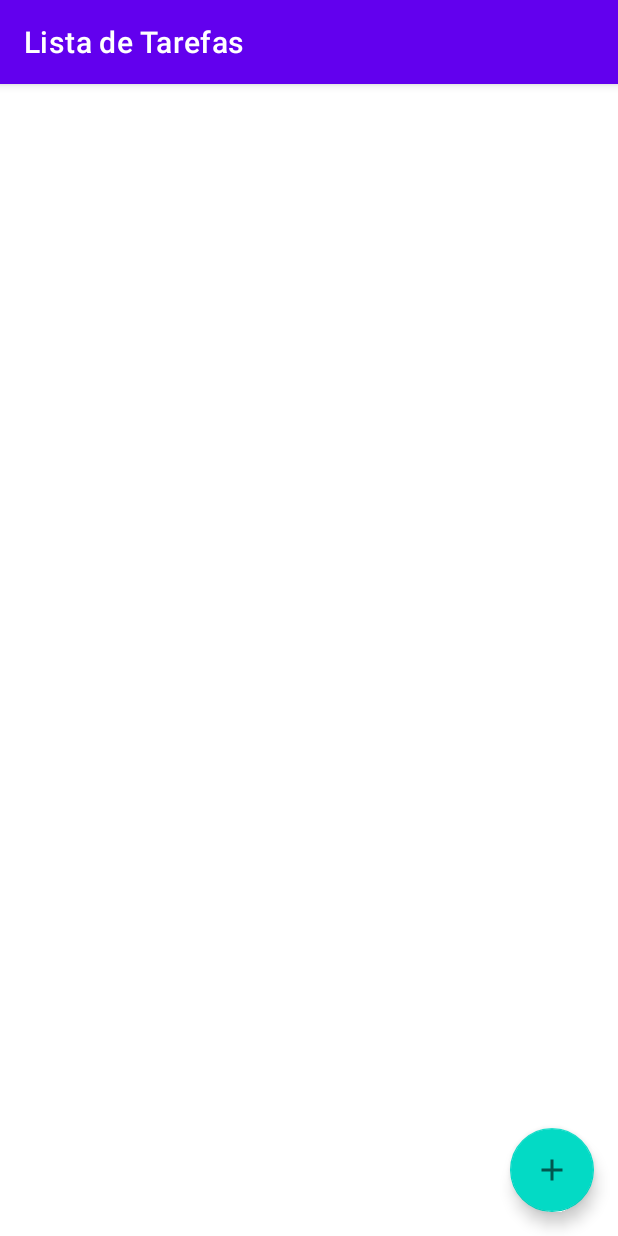
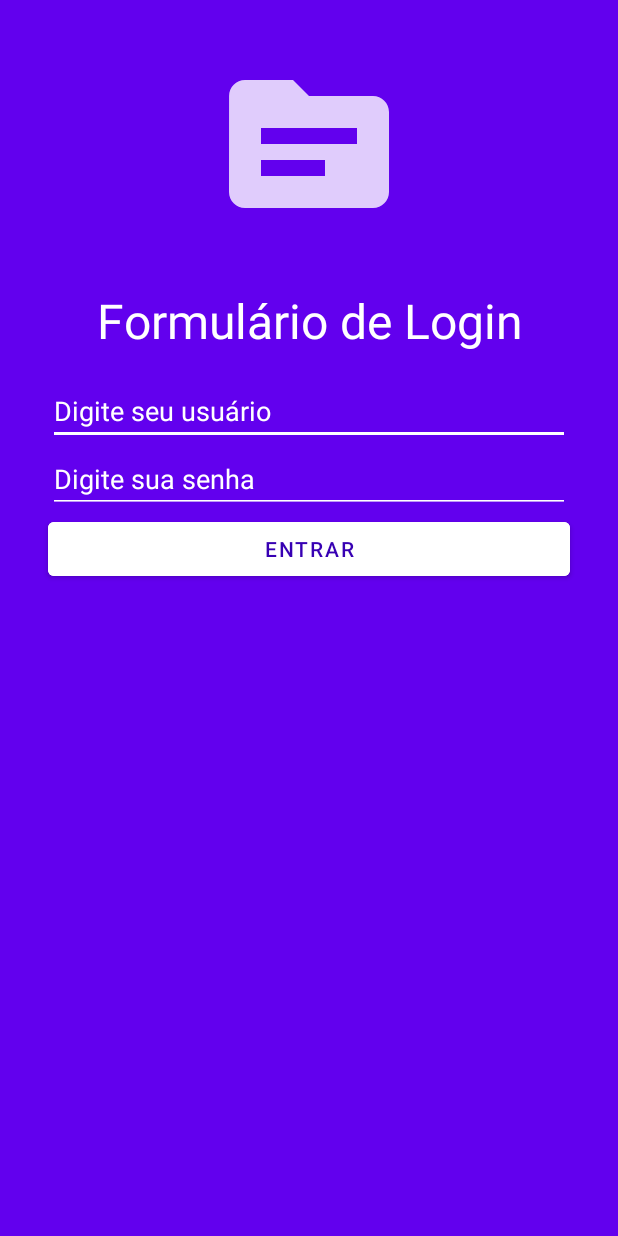
Before and after one commit to angelomesquita/aplicacoesmoveis-lista-tarefa, an Android app: the screen it shows after launch (ListaTarefasActivity before the commit, LoginActivity after it), on a phone screen of 412 x 824 dp. Run offline under Robolectric (Android 15) with nearby library versions, the phone set to English and light mode, and no system bars.

Commit message:
Implementacao Login com SharedPreferences
Criacao de Formulario de Login
Gravacao de Credenciais de Acesso em SharedPreferences

Quando o usuario loga pela primeira vez no app com credenciais validas
gravamos seu usuario para que nao seja pedido no futuro novamente as
mesmas credenciais.

```diff
--- a/app/src/main/AndroidManifest.xml
+++ b/app/src/main/AndroidManifest.xml
@@ -10,6 +10,7 @@
         android:roundIcon="@mipmap/ic_launcher_round"
         android:supportsRtl="true"
         android:theme="@style/Theme.ListaDeTarefas">
+        <activity android:name=".activity.LoginActivity"></activity>
         <activity android:name=".activity.SplashActivity">
             <intent-filter>
                 <action android:name="android.intent.action.MAIN" />
@@ -17,8 +18,8 @@
                 <category android:name="android.intent.category.LAUNCHER" />
             </intent-filter>
         </activity>
-
         <activity android:name=".activity.FormularioTarefaActivity" />
         <activity android:name=".activity.ListaTarefasActivity" />
     </application>
+
 </manifest>
--- /dev/null
+++ b/app/src/main/java/br/edu/unis/listadetarefas/activity/LoginActivity.java
@@ -0,0 +1,102 @@
+package br.edu.unis.listadetarefas.activity;
+
+import androidx.appcompat.app.AppCompatActivity;
+
+import android.content.Intent;
+import android.content.SharedPreferences;
+import android.os.Bundle;
+import android.util.Log;
+import android.view.View;
+import android.widget.Button;
+import android.widget.EditText;
+import android.widget.Toast;
+
+import br.edu.unis.listadetarefas.R;
+
+public class LoginActivity extends AppCompatActivity {
+
+    EditText txtUsuario, txtSenha;
+    Button btnEntrar;
+
+    @Override
+    protected void onCreate(Bundle savedInstanceState) {
+        super.onCreate(savedInstanceState);
+        setContentView(R.layout.activity_login);
+        getSupportActionBar().hide();
+
+        carregarWidgets();
+        configurarClickBotaoEntrar();
+    }
+
+    private void carregarWidgets() {
+        txtUsuario = findViewById(R.id.login_usuario);
+        txtSenha = findViewById(R.id.login_senha);
+        btnEntrar = findViewById(R.id.login_botao_entrar);
+    }
+
+    private void configurarClickBotaoEntrar() {
+        btnEntrar.setOnClickListener(new View.OnClickListener() {
+            @Override
+            public void onClick(View v) {
+                if (credenciaisEstaoVazias()) {
+                    Toast.makeText(
+                            LoginActivity.this,
+                            "Usuario e Senha devem estar preenchidos",
+                            Toast.LENGTH_LONG
+                    ).show();
+                } else {
+                    autenticar();
+                }
+            }
+        });
+    }
+
+    private boolean credenciaisEstaoVazias() {
+        if (txtUsuario.getText().length() == 0) {
+            return true;
+        }
+
+        if (txtSenha.getText().length() == 0) {
+            return true;
+        }
+
+        return false;
+    }
+
+    private void autenticar() {
+        if (autorizaCredenciais()) {
+            salvarPreferencias();
+            abreListaDeTarefas();
+            finish();
+        } else {
+            Toast.makeText(this, "Usuario ou Senha Incorretos", Toast.LENGTH_LONG).show();
+        }
+    }
+
+    private boolean autorizaCredenciais() {
+        // TODO: 05-May-21 Implementar a autenticação de forma correta e segura.
+        String usuario = txtUsuario.getText().toString();
+        String senha = txtSenha.getText().toString();
+
+        if (usuario.equals("unis") && senha.equals("unis")) {
+            return true;
+        }
+
+        return false;
+    }
+
+    private void salvarPreferencias() {
+        SharedPreferences credenciais = getSharedPreferences("credenciais", MODE_PRIVATE);
+        SharedPreferences.Editor editor = credenciais.edit();
+
+        editor.putString("credencial_usuario", txtUsuario.getText().toString());
+        editor.commit();
+    }
+
+    private void abreListaDeTarefas() {
+        startActivity(new Intent(
+                this,
+                ListaTarefasActivity.class
+        ));
+    }
+}
--- a/app/src/main/java/br/edu/unis/listadetarefas/activity/SplashActivity.java
+++ b/app/src/main/java/br/edu/unis/listadetarefas/activity/SplashActivity.java
@@ -3,8 +3,11 @@ package br.edu.unis.listadetarefas.activity;
 import androidx.appcompat.app.AppCompatActivity;
 
 import android.content.Intent;
+import android.content.SharedPreferences;
 import android.os.Bundle;
 import android.os.Handler;
+
+import java.text.Normalizer;
 
 import br.edu.unis.listadetarefas.R;
 
@@ -26,17 +29,30 @@ public class SplashActivity extends AppCompatActivity {
         handler.postDelayed(new Runnable() {
             @Override
             public void run() {
-                abreListaTarefas();
+                if(temCredenciaisSalvas()) {
+                    abreListaDeTarefas();
+                } else {
+                    abreFormularioDeLogin();
+                }
+                finish();
             }
         }, TEMPO_DE_ATRASO);
     }
 
+    private void abreListaDeTarefas() {
+        startActivity(new Intent(this, ListaTarefasActivity.class));
+    }
 
-    private void abreListaTarefas() {
-        Intent intent = new Intent(
-            this,
-            ListaTarefasActivity.class
-        );
-        startActivity(intent);
+    private void abreFormularioDeLogin() {
+        startActivity(new Intent(this, LoginActivity.class));
+    }
+
+    private boolean temCredenciaisSalvas() {
+        SharedPreferences credenciais = getSharedPreferences("credenciais", MODE_PRIVATE);
+        if (credenciais.contains("credencial_usuario")) {
+            return true;
+        }
+
+        return false;
     }
 }
--- /dev/null
+++ b/app/src/main/res/layout/activity_login.xml
@@ -0,0 +1,74 @@
+<?xml version="1.0" encoding="utf-8"?>
+<LinearLayout xmlns:android="http://schemas.android.com/apk/res/android"
+    xmlns:app="http://schemas.android.com/apk/res-auto"
+    xmlns:tools="http://schemas.android.com/tools"
+    android:layout_width="match_parent"
+    android:layout_height="match_parent"
+    android:background="@color/purple_500"
+    android:orientation="vertical"
+    tools:context=".activity.LoginActivity">
+
+    <ImageView
+        android:id="@+id/imageView2"
+        android:layout_width="128dp"
+        android:layout_height="128dp"
+        android:scaleType="centerCrop"
+        android:layout_gravity="center"
+        android:textAlignment="center"
+        android:layout_marginTop="32dp"
+        android:layout_marginBottom="32dp"
+        app:srcCompat="@drawable/ic_logo_app"
+        android:contentDescription="@string/texto_logotipo_do_app" />
+
+    <TextView
+        android:id="@+id/login_titulo"
+        android:layout_width="match_parent"
+        android:layout_height="wrap_content"
+        android:layout_marginBottom="16dp"
+        android:gravity="center"
+        android:text="@string/texto_formulario_de_login"
+        android:textAlignment="center"
+        android:textColor="@android:color/white"
+        android:textSize="32sp" />
+
+    <EditText
+        android:id="@+id/login_usuario"
+        android:layout_width="match_parent"
+        android:layout_height="wrap_content"
+        android:ems="10"
+        android:inputType="textPersonName"
+        android:layout_marginRight="32dp"
+        android:layout_marginLeft="32dp"
+        android:textColorHint="@android:color/white"
+        android:textColor="@android:color/white"
+        android:backgroundTint="@android:color/white"
+        android:hint="@string/hint_digite_seu_usuario"
+        android:importantForAutofill="no"
+        tools:targetApi="lollipop" />
+
+    <EditText
+        android:id="@+id/login_senha"
+        android:layout_width="match_parent"
+        android:layout_height="wrap_content"
+        android:ems="10"
+        android:inputType="textPassword"
+        android:layout_marginRight="32dp"
+        android:layout_marginLeft="32dp"
+        android:backgroundTint="@android:color/white"
+        android:textColorHint="@android:color/white"
+        android:textColor="@android:color/white"
+        android:hint="@string/hint_digite_sua_senha"
+        android:importantForAutofill="no"
+        tools:targetApi="lollipop" />
+
+    <Button
+        android:id="@+id/login_botao_entrar"
+        android:layout_width="match_parent"
+        android:layout_height="wrap_content"
+        android:layout_marginRight="32dp"
+        android:layout_marginLeft="32dp"
+        android:backgroundTint="@android:color/white"
+        android:textColor="@color/purple_700"
+        android:text="@string/texto_botao_entrar"
+        tools:targetApi="lollipop" />
+</LinearLayout>
--- a/app/src/main/res/values/strings.xml
+++ b/app/src/main/res/values/strings.xml
@@ -2,4 +2,8 @@
     <string name="app_name">Lista de Tarefas</string>
     <string name="texto_lista_de_tarefas">Lista de Tarefas</string>
     <string name="texto_logotipo_do_app">Logotipo do App</string>
+    <string name="texto_formulario_de_login">Formulário de Login</string>
+    <string name="hint_digite_seu_usuario">Digite seu usuário</string>
+    <string name="hint_digite_sua_senha">Digite sua senha</string>
+    <string name="texto_botao_entrar">Entrar</string>
 </resources>
```
